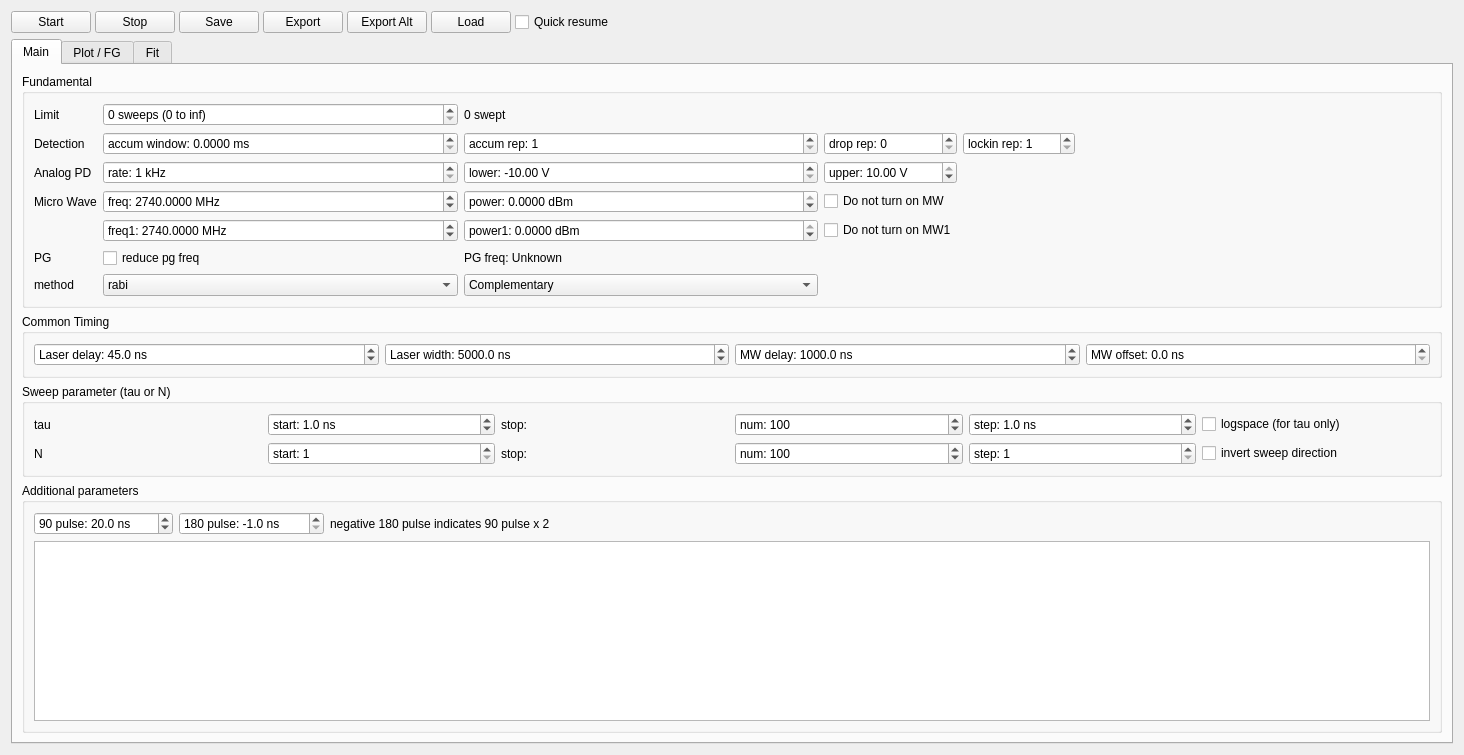
First picture: the form in pkgs/mahos-dq/src/mahos_dq/gui/ui/spodmr.ui, repository ktahar/mahos, before the edit.
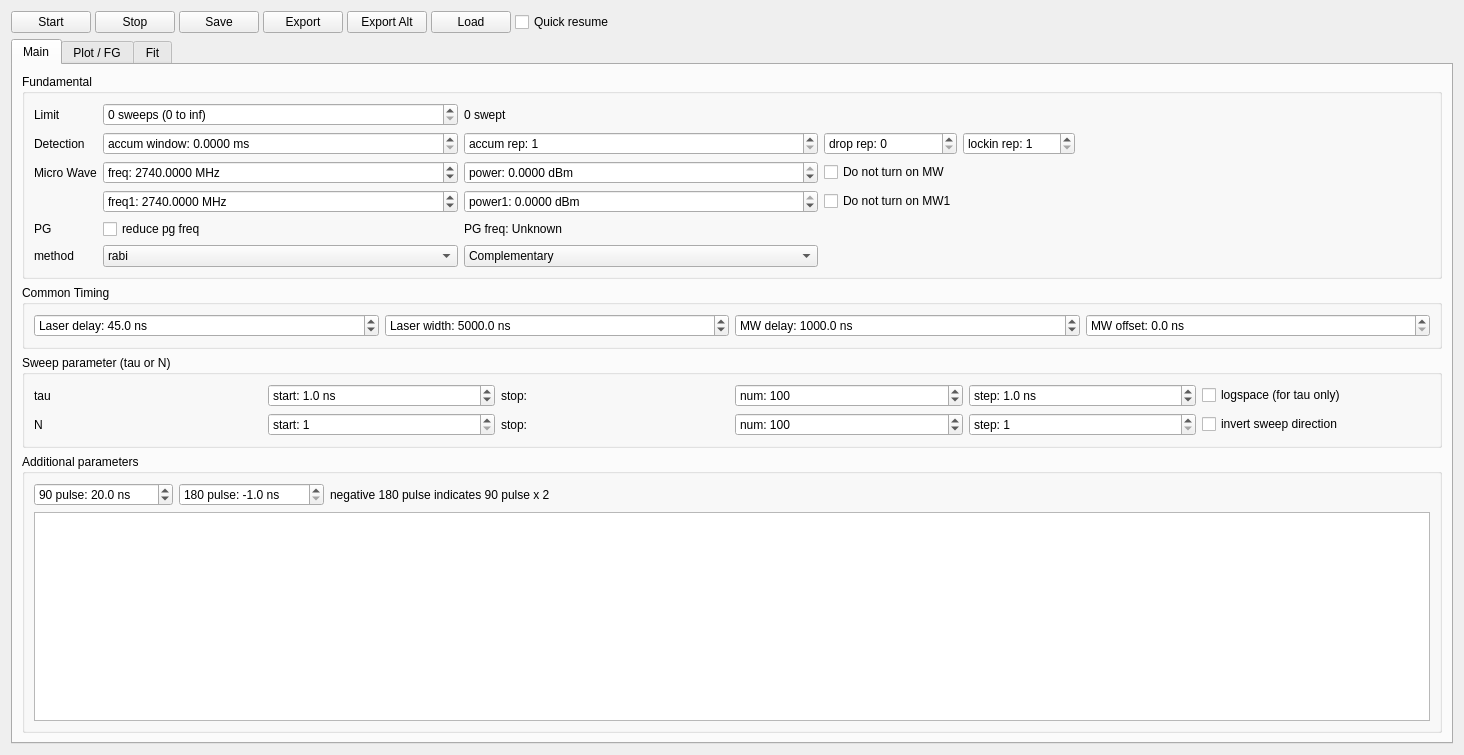
Second picture: the form after the edit. Custom widgets are drawn as their Qt base class.

Commit message:
spodmr: pack PD-related params in params["pd"]
- params["pd_rate"] -> parmas["pd"]["rate"]
- params["pd_bounds"] -> parmas["pd"]["bounds"]
- reason: to make it easier to add extra PD-related param later.

Diff of the .ui file:
```diff
--- a/pkgs/mahos-dq/src/mahos_dq/gui/ui/spodmr.ui
+++ b/pkgs/mahos-dq/src/mahos_dq/gui/ui/spodmr.ui
@@ -113,132 +113,14 @@
             <string>Fundamental</string>
            </property>
            <layout class="QGridLayout" name="gridLayout_2">
-            <item row="1" column="1">
-             <widget class="QDoubleSpinBox" name="accumwindowBox">
-              <property name="prefix">
-               <string>accum window: </string>
-              </property>
-              <property name="suffix">
-               <string> ms</string>
-              </property>
-              <property name="decimals">
-               <number>4</number>
-              </property>
-             </widget>
-            </item>
-            <item row="2" column="1">
-             <widget class="QSpinBox" name="pdrateBox">
-              <property name="suffix">
-               <string> kHz</string>
-              </property>
-              <property name="prefix">
-               <string>rate: </string>
-              </property>
-              <property name="minimum">
-               <number>1</number>
-              </property>
-              <property name="maximum">
-               <number>10000</number>
-              </property>
-             </widget>
-            </item>
-            <item row="3" column="2">
-             <widget class="QDoubleSpinBox" name="powerBox">
-              <property name="sizePolicy">
-               <sizepolicy hsizetype="MinimumExpanding" vsizetype="Fixed">
-                <horstretch>0</horstretch>
-                <verstretch>0</verstretch>
-               </sizepolicy>
-              </property>
-              <property name="prefix">
-               <string>power: </string>
-              </property>
-              <property name="suffix">
-               <string> dBm</string>
-              </property>
-              <property name="decimals">
-               <number>4</number>
-              </property>
-              <property name="minimum">
-               <double>-65.000000000000000</double>
-              </property>
-              <property name="maximum">
-               <double>0.000000000000000</double>
-              </property>
-              <property name="value">
-               <double>0.000000000000000</double>
-              </property>
-             </widget>
-            </item>
-            <item row="0" column="0">
-             <widget class="QLabel" name="label_12">
+            <item row="1" column="0">
+             <widget class="QLabel" name="label">
               <property name="text">
-               <string>Limit</string>
+               <string>Detection</string>
               </property>
              </widget>
             </item>
-            <item row="0" column="1">
-             <widget class="QSpinBox" name="sweepsBox">
-              <property name="enabled">
-               <bool>true</bool>
-              </property>
-              <property name="sizePolicy">
-               <sizepolicy hsizetype="MinimumExpanding" vsizetype="Fixed">
-                <horstretch>0</horstretch>
-                <verstretch>0</verstretch>
-               </sizepolicy>
-              </property>
-              <property name="suffix">
-               <string> sweeps (0 to inf)</string>
-              </property>
-              <property name="prefix">
-               <string/>
-              </property>
-              <property name="minimum">
-               <number>0</number>
-              </property>
-              <property name="maximum">
-               <number>999999999</number>
-              </property>
-              <property name="value">
-               <number>0</number>
-              </property>
-             </widget>
-            </item>
-            <item row="3" column="0">
-             <widget class="QLabel" name="label_6">
-              <property name="text">
-               <string>Micro Wave</string>
-              </property>
-             </widget>
-            </item>
-            <item row="0" column="2">
-             <widget class="QLabel" name="sweptLabel">
-              <property name="text">
-               <string>0 swept</string>
-              </property>
-             </widget>
-            </item>
-            <item row="2" column="3">
-             <widget class="QDoubleSpinBox" name="pd_ubBox">
-              <property name="prefix">
-               <string>upper: </string>
-              </property>
-              <property name="suffix">
-               <string> V</string>
-              </property>
-              <property name="minimum">
-               <double>-10.000000000000000</double>
-              </property>
-              <property name="maximum">
-               <double>10.000000000000000</double>
-              </property>
-              <property name="value">
-               <double>10.000000000000000</double>
-              </property>
-             </widget>
-            </item>
-            <item row="6" column="2">
+            <item row="5" column="2">
              <widget class="QComboBox" name="partialBox">
               <property name="sizePolicy">
                <sizepolicy hsizetype="MinimumExpanding" vsizetype="Fixed">
@@ -268,21 +150,93 @@
               </item>
              </widget>
             </item>
-            <item row="5" column="2">
+            <item row="2" column="3">
+             <widget class="QCheckBox" name="nomwBox">
+              <property name="text">
+               <string>Do not turn on MW</string>
+              </property>
+             </widget>
+            </item>
+            <item row="4" column="1">
+             <widget class="QCheckBox" name="reduceBox">
+              <property name="text">
+               <string>reduce pg freq</string>
+              </property>
+             </widget>
+            </item>
+            <item row="0" column="1">
+             <widget class="QSpinBox" name="sweepsBox">
+              <property name="enabled">
+               <bool>true</bool>
+              </property>
+              <property name="sizePolicy">
+               <sizepolicy hsizetype="MinimumExpanding" vsizetype="Fixed">
+                <horstretch>0</horstretch>
+                <verstretch>0</verstretch>
+               </sizepolicy>
+              </property>
+              <property name="suffix">
+               <string> sweeps (0 to inf)</string>
+              </property>
+              <property name="prefix">
+               <string/>
+              </property>
+              <property name="minimum">
+               <number>0</number>
+              </property>
+              <property name="maximum">
+               <number>999999999</number>
+              </property>
+              <property name="value">
+               <number>0</number>
+              </property>
+             </widget>
+            </item>
+            <item row="4" column="2">
              <widget class="QLabel" name="pgfreqLabel">
               <property name="text">
                <string>PG freq: Unknown</string>
               </property>
              </widget>
             </item>
-            <item row="6" column="0">
-             <widget class="QLabel" name="label_5">
-              <property name="text">
-               <string>method</string>
+            <item row="5" column="1">
+             <widget class="QComboBox" name="methodBox">
+              <item>
+               <property name="text">
+                <string>rabi</string>
+               </property>
+              </item>
+             </widget>
+            </item>
+            <item row="2" column="2">
+             <widget class="QDoubleSpinBox" name="powerBox">
+              <property name="sizePolicy">
+               <sizepolicy hsizetype="MinimumExpanding" vsizetype="Fixed">
+                <horstretch>0</horstretch>
+                <verstretch>0</verstretch>
+               </sizepolicy>
               </property>
+              <property name="prefix">
+               <string>power: </string>
+              </property>
+              <property name="suffix">
+               <string> dBm</string>
+              </property>
+              <property name="decimals">
+               <number>4</number>
+              </property>
+              <property name="minimum">
+               <double>-65.000000000000000</double>
+              </property>
+              <property name="maximum">
+               <double>0.000000000000000</double>
+              </property>
+              <property name="value">
+               <double>0.000000000000000</double>
+              </property>
              </widget>
             </item>
-            <item row="3" column="1">
+            <item row="2" column="1">
              <widget class="QDoubleSpinBox" name="freqBox">
               <property name="sizePolicy">
                <sizepolicy hsizetype="MinimumExpanding" vsizetype="Fixed">
@@ -313,6 +267,76 @@
               </property>
              </widget>
             </item>
+            <item row="1" column="1">
+             <widget class="QDoubleSpinBox" name="accumwindowBox">
+              <property name="prefix">
+               <string>accum window: </string>
+              </property>
+              <property name="suffix">
+               <string> ms</string>
+              </property>
+              <property name="decimals">
+               <number>4</number>
+              </property>
+             </widget>
+            </item>
+            <item row="5" column="0">
+             <widget class="QLabel" name="label_5">
+              <property name="text">
+               <string>method</string>
+              </property>
+             </widget>
+            </item>
+            <item row="3" column="1">
+             <widget class="QDoubleSpinBox" name="freq1Box">
+              <property name="prefix">
+               <string>freq1: </string>
+              </property>
+              <property name="suffix">
+               <string> MHz</string>
+              </property>
+              <property name="decimals">
+               <number>4</number>
+              </property>
+              <property name="maximum">
+               <double>3000.000000000000000</double>
+              </property>
+              <property name="singleStep">
+               <double>10.000000000000000</double>
+              </property>
+              <property name="value">
+               <double>2740.000000000000000</double>
+              </property>
+             </widget>
+            </item>
+            <item row="3" column="3">
+             <widget class="QCheckBox" name="nomw1Box">
+              <property name="text">
+               <string>Do not turn on MW1</string>
+              </property>
+             </widget>
+            </item>
+            <item row="0" column="2">
+             <widget class="QLabel" name="sweptLabel">
+              <property name="text">
+               <string>0 swept</string>
+              </property>
+             </widget>
+            </item>
+            <item row="2" column="0">
+             <widget class="QLabel" name="label_6">
+              <property name="text">
+               <string>Micro Wave</string>
+              </property>
+             </widget>
+            </item>
+            <item row="4" column="0">
+             <widget class="QLabel" name="label_10">
+              <property name="text">
+               <string>PG</string>
+              </property>
+             </widget>
+            </item>
             <item row="1" column="4">
              <widget class="QSpinBox" name="lockinrepBox">
               <property name="prefix">
@@ -326,52 +350,20 @@
               </property>
              </widget>
             </item>
-            <item row="6" column="1">
-             <widget class="QComboBox" name="methodBox">
-              <item>
-               <property name="text">
-                <string>rabi</string>
-               </property>
-              </item>
-             </widget>
-            </item>
-            <item row="4" column="3">
-             <widget class="QCheckBox" name="nomw1Box">
-              <property name="text">
-               <string>Do not turn on MW1</string>
+            <item row="1" column="5">
+             <spacer name="horizontalSpacer_10">
+              <property name="orientation">
+               <enum>Qt::Horizontal</enum>
               </property>
-             </widget>
-            </item>
-            <item row="4" column="1">
-             <widget class="QDoubleSpinBox" name="freq1Box">
-              <property name="prefix">
-               <string>freq1: </string>
+              <property name="sizeHint" stdset="0">
+               <size>
+                <width>40</width>
+                <height>20</height>
+               </size>
               </property>
-              <property name="suffix">
-               <string> MHz</string>
-              </property>
-              <property name="decimals">
-               <number>4</number>
-              </property>
-              <property name="maximum">
-               <double>3000.000000000000000</double>
-              </property>
-              <property name="singleStep">
-               <double>10.000000000000000</double>
-              </property>
-              <property name="value">
-               <double>2740.000000000000000</double>
-              </property>
-             </widget>
+             </spacer>
             </item>
-            <item row="1" column="0">
-             <widget class="QLabel" name="label">
-              <property name="text">
-               <string>Detection</string>
-              </property>
-             </widget>
-            </item>
-            <item row="4" column="2">
+            <item row="3" column="2">
              <widget class="QDoubleSpinBox" name="power1Box">
               <property name="prefix">
                <string>power1: </string>
@@ -390,60 +382,6 @@
               </property>
              </widget>
             </item>
-            <item row="3" column="3">
-             <widget class="QCheckBox" name="nomwBox">
-              <property name="text">
-               <string>Do not turn on MW</string>
-              </property>
-             </widget>
-            </item>
-            <item row="2" column="0">
-             <widget class="QLabel" name="label_3">
-              <property name="text">
-               <string>Analog PD</string>
-              </property>
-             </widget>
-            </item>
-            <item row="5" column="0">
-             <widget class="QLabel" name="label_10">
-              <property name="text">
-               <string>PG</string>
-              </property>
-             </widget>
-            </item>
-            <item row="5" column="1">
-             <widget class="QCheckBox" name="reduceBox">
-              <property name="text">
-               <string>reduce pg freq</string>
-              </property>
-             </widget>
-            </item>
-            <item row="1" column="3">
-             <widget class="QSpinBox" name="droprepBox">
-              <property name="prefix">
-               <string>drop rep: </string>
-              </property>
-             </widget>
-            </item>
-            <item row="2" column="2">
-             <widget class="QDoubleSpinBox" name="pd_lbBox">
-              <property name="prefix">
-               <string>lower: </string>
-              </property>
-              <property name="suffix">
-               <string> V</string>
-              </property>
-              <property name="minimum">
-               <double>-10.000000000000000</double>
-              </property>
-              <property name="maximum">
-               <double>10.000000000000000</double>
-              </property>
-              <property name="value">
-               <double>-10.000000000000000</double>
-              </property>
-             </widget>
-            </item>
             <item row="1" column="2">
              <widget class="QSpinBox" name="accumrepBox">
               <property name="prefix">
@@ -457,18 +395,19 @@
               </property>
              </widget>
             </item>
-            <item row="1" column="5">
-             <spacer name="horizontalSpacer_10">
-              <property name="orientation">
-               <enum>Qt::Horizontal</enum>
+            <item row="0" column="0">
+             <widget class="QLabel" name="label_12">
+              <property name="text">
+               <string>Limit</string>
               </property>
-              <property name="sizeHint" stdset="0">
-               <size>
-                <width>40</width>
-                <height>20</height>
-               </size>
+             </widget>
+            </item>
+            <item row="1" column="3">
+             <widget class="QSpinBox" name="droprepBox">
+              <property name="prefix">
+               <string>drop rep: </string>
               </property>
-             </spacer>
+             </widget>
             </item>
            </layout>
           </widget>
```
Left out of the diff: 3 changed lines with no effect on the pictures. The commit also changes 5 other files.
